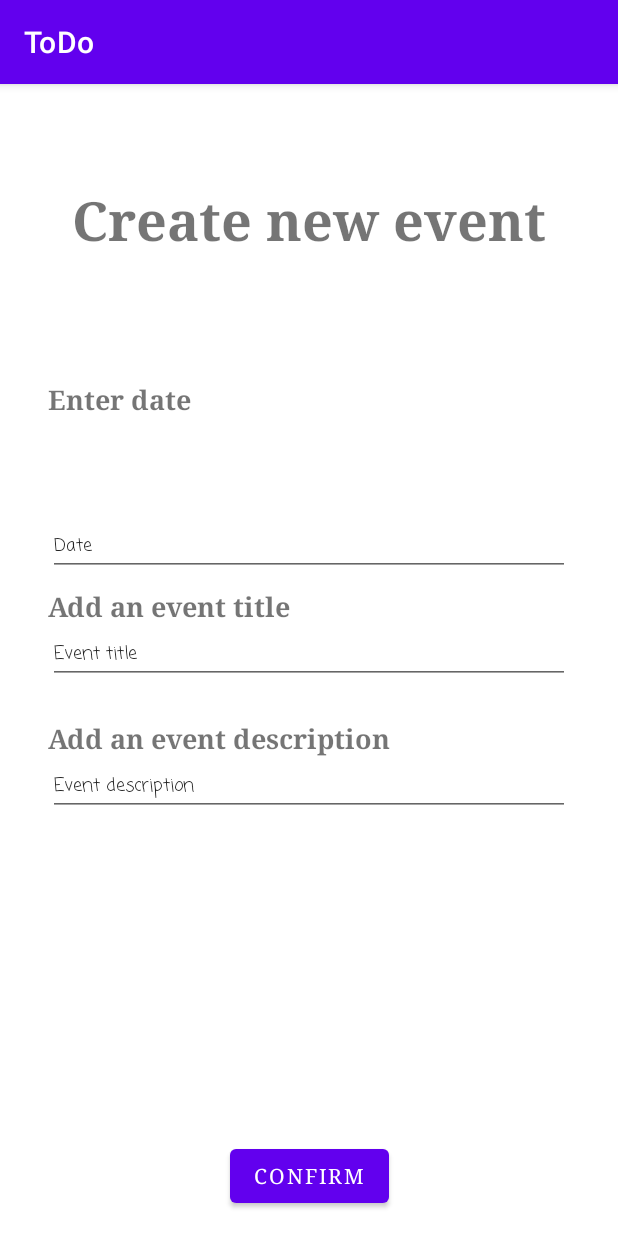
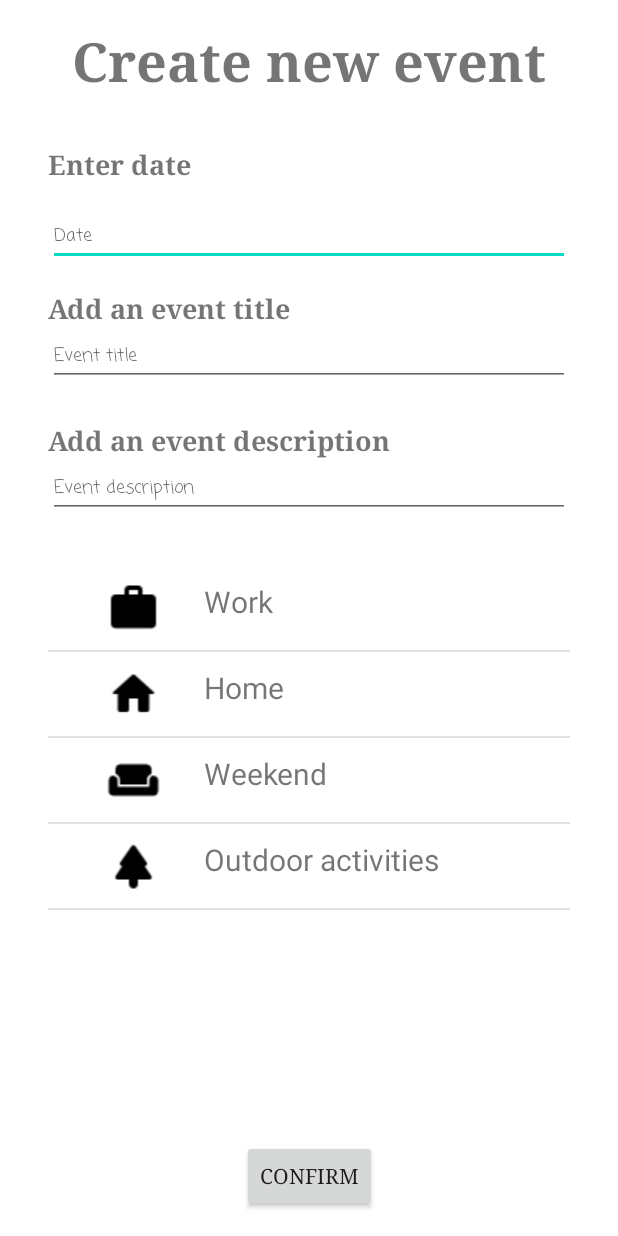
Before and after one commit to RideTheSkyP/Mobile-Applications, an Android app: the screen it shows after launch (MainActivity before the commit, InfoPicker after it), after a tap on "AddTaskButton", on a phone screen of 412 x 824 dp. Run offline under Robolectric (Android 15) with nearby library versions, the phone set to English and light mode, and no system bars.

Commit message:
Added features.

```diff
--- a/List3/todo/src/main/AndroidManifest.xml
+++ b/List3/todo/src/main/AndroidManifest.xml
@@ -22,5 +22,10 @@
                 <category android:name="android.intent.category.LAUNCHER"/>
             </intent-filter>
         </activity>
+        <activity
+            android:name=".InfoPicker"
+            tools:ignore="ExtraText"
+            android:windowSoftInputMode="adjustResize">
+        </activity>
     </application>
 </manifest>
--- /dev/null
+++ b/List3/todo/src/main/java/com/lab3/todo/Icons.kt
@@ -0,0 +1,3 @@
+package com.lab3.todo
+
+class Icons(var image: Int, var name: String)
--- /dev/null
+++ b/List3/todo/src/main/java/com/lab3/todo/ImageTextAdapter.kt
@@ -0,0 +1,51 @@
+package com.lab3.todo
+
+import android.app.Activity
+import android.content.Context
+import android.view.View
+import android.view.ViewGroup
+import android.widget.ArrayAdapter
+import android.widget.ImageView
+import android.widget.TextView
+import java.util.*
+
+class ImageTextAdapter(context: Context, layoutResourceId: Int, data: ArrayList<Icons>): ArrayAdapter<Icons?>(context, layoutResourceId, data as List<Icons?>)
+{
+    var data: ArrayList<Icons> = ArrayList<Icons>()
+    override fun getView(position: Int, convertView: View?, parent: ViewGroup): View
+    {
+        var row = convertView
+        val holder: ImageHolder?
+
+        if (row == null)
+        {
+            val inflater = (context as Activity).layoutInflater
+            row = inflater.inflate(R.layout.icon_row, parent, false)
+            holder = ImageHolder()
+            holder.txtTitle = row.findViewById<View>(R.id.iconDescription) as TextView
+            holder.imgIcon = row.findViewById<View>(R.id.iconImage) as ImageView
+            row.tag = holder
+        }
+        else
+        {
+            holder = row.tag as ImageHolder
+        }
+
+        val myImage: Icons = data[position]
+        holder.txtTitle?.text = myImage.name
+        val outImage: Int = myImage.image
+        holder.imgIcon!!.setImageResource(outImage)
+        return row!!
+    }
+
+    internal class ImageHolder
+    {
+        var imgIcon: ImageView? = null
+        var txtTitle: TextView? = null
+    }
+
+    init
+    {
+        this.data = data
+    }
+}
--- /dev/null
+++ b/List3/todo/src/main/java/com/lab3/todo/InfoPicker.kt
@@ -0,0 +1,57 @@
+package com.lab3.todo
+
+import android.app.Activity
+import android.icu.text.SimpleDateFormat
+import android.os.Bundle
+import android.view.View
+import android.view.WindowManager
+import android.widget.AdapterView.OnItemClickListener
+import android.widget.ListView
+import android.widget.Toast
+import com.lab3.todo.databinding.InfoPickerBinding
+import java.time.LocalDateTime
+import java.time.format.DateTimeFormatter
+import java.util.*
+import kotlin.collections.ArrayList
+
+
+class InfoPicker : Activity()
+{
+    private lateinit var bindingInfo: InfoPickerBinding
+    var imageArray: ArrayList<Icons> = ArrayList()
+    var adapter: ImageTextAdapter? = null
+    private val formatter: DateTimeFormatter = DateTimeFormatter.ofPattern("yyyy-MM-dd HH:mm:ss")
+    var inputDate: String = LocalDateTime.now().format(formatter)
+    var inputTitle = ""
+    var inputDesc = ""
+    var selectedIcon = 0
+
+    override fun onCreate(savedInstanceState: Bundle?)
+    {
+        super.onCreate(savedInstanceState)
+        bindingInfo = InfoPickerBinding.inflate(layoutInflater)
+        setContentView(bindingInfo.root)
+        window.setSoftInputMode(WindowManager.LayoutParams.SOFT_INPUT_ADJUST_PAN)
+
+        imageArray.add(Icons(R.drawable.work, "Work"))
+        imageArray.add(Icons(R.drawable.home, "Home"))
+        imageArray.add(Icons(R.drawable.weekend, "Weekend"))
+        imageArray.add(Icons(R.drawable.park, "Outdoor activities"))
+
+        adapter = ImageTextAdapter(this, R.layout.icon_row, imageArray)
+        val dataList: ListView = findViewById<View>(R.id.iconsList) as ListView
+        dataList.adapter = adapter
+
+        dataList.onItemClickListener = OnItemClickListener { _, _, position, _ ->
+            Toast.makeText(this, imageArray[position].name, Toast.LENGTH_LONG).show()
+        }
+    }
+
+    fun addInfo(view: View)
+    {
+        inputDate = bindingInfo.dateInput.text.toString()
+        inputTitle = bindingInfo.eventTitleInput.text.toString()
+        inputDesc = bindingInfo.eventInput.text.toString()
+        println("add: $inputDate $inputTitle $inputDesc $selectedIcon")
+    }
+}
--- a/List3/todo/src/main/java/com/lab3/todo/MainActivity.kt
+++ b/List3/todo/src/main/java/com/lab3/todo/MainActivity.kt
@@ -1,5 +1,6 @@
 package com.lab3.todo
 
+import android.content.Intent
 import android.os.Bundle
 import android.view.LayoutInflater
 import android.view.View
@@ -17,7 +18,6 @@ import com.lab3.todo.databinding.InfoPickerBinding
 class MainActivity : AppCompatActivity(), ItemClickListener
 {
     private lateinit var binding: ActivityMainBinding
-    private lateinit var bindingInfo: InfoPickerBinding
     var adapter: MyRecyclerViewAdapter? = null
     val recycleList: ArrayList<String> = ArrayList()
 
@@ -25,7 +25,6 @@ class MainActivity : AppCompatActivity(), ItemClickListener
     {
         super.onCreate(savedInstanceState)
         binding = ActivityMainBinding.inflate(layoutInflater)
-        bindingInfo = InfoPickerBinding.inflate(layoutInflater)
         setContentView(binding.root)
 
         recycleList.add("Item0")
@@ -56,11 +55,15 @@ class MainActivity : AppCompatActivity(), ItemClickListener
                 "Long click " + adapter!!.getItem(position) + " on row number " + position,
                 Toast.LENGTH_SHORT
         ).show()
+        recycleList.removeAt(position)
+        adapter?.notifyItemRemoved(position)
     }
 
     fun onTaskAddButton(view: View)
     {
-        setContentView(bindingInfo.root)
+        val myIntent = Intent(this, InfoPicker::class.java)
+        startActivity(myIntent)
+//        setContentView(bindingInfo.root)
 //        val length = adapter?.itemCount ?: 0
 //        recycleList.add(length, "Item")
 //        adapter?.notifyItemInserted(length)
--- a/List3/todo/src/main/java/com/lab3/todo/RecyclerViewAdapterData.kt
+++ b/List3/todo/src/main/java/com/lab3/todo/RecyclerViewAdapterData.kt
@@ -24,8 +24,8 @@ class MyRecyclerViewAdapter internal constructor(context: Context?, data: List<S
     // binds the data to the TextView in each row
     override fun onBindViewHolder(holder: ViewHolder, position: Int)
     {
-        val animal = mData[position]
-        holder.myTextView.text = animal
+        val data = mData[position]
+        holder.myTextView.text = data
     }
 
     // total number of rows
@@ -73,6 +73,7 @@ class MyRecyclerViewAdapter internal constructor(context: Context?, data: List<S
     {
         mClickListener = itemClickListener
     }
+
     // parent activity will implement this method to respond to click events
     interface ItemClickListener
     {
--- /dev/null
+++ b/List3/todo/src/main/res/layout/icon_row.xml
@@ -0,0 +1,25 @@
+<?xml version="1.0" encoding="utf-8"?>
+<LinearLayout
+    xmlns:android="http://schemas.android.com/apk/res/android"
+    android:layout_width="match_parent"
+    android:layout_height="wrap_content"
+    android:orientation="horizontal"
+    android:padding="10dp"
+    android:focusable="false"
+    android:background="?android:attr/selectableItemBackground">
+
+    <ImageView
+        android:id="@+id/iconImage"
+        android:layout_width="wrap_content"
+        android:layout_height="wrap_content"
+        android:contentDescription="TODO"
+        android:layout_weight=".2"/>
+
+    <TextView
+        android:id="@+id/iconDescription"
+        android:layout_width="0dp"
+        android:layout_height="wrap_content"
+        android:textSize="20sp"
+        android:layout_weight=".8"/>
+
+</LinearLayout>
--- a/List3/todo/src/main/res/layout/info_picker.xml
+++ b/List3/todo/src/main/res/layout/info_picker.xml
@@ -2,9 +2,11 @@
 <androidx.constraintlayout.widget.ConstraintLayout
     xmlns:android="http://schemas.android.com/apk/res/android"
     xmlns:app="http://schemas.android.com/apk/res-auto"
+    xmlns:tools="http://schemas.android.com/tools"
     android:layout_width="match_parent"
     android:layout_height="match_parent"
-    android:windowSoftInputMode="stateVisible|adjustResize">
+    android:windowSoftInputMode="stateVisible|adjustResize"
+    tools:context=".InfoPicker">
 
     <TextView
         android:id="@+id/pickerTitle"
@@ -44,7 +46,7 @@
 
     <EditText
         android:id="@+id/dateInput"
-        android:text="@string/dateInputText"
+        android:hint="@string/dateInputText"
         android:fontFamily="casual"
         android:textSize="12sp"
         android:inputType="date"
@@ -60,7 +62,7 @@
         app:layout_constraintStart_toStartOf="parent"
         app:layout_constraintEnd_toEndOf="parent"
         app:layout_constraintTop_toBottomOf="@+id/dateDescription"
-        app:layout_constraintBottom_toTopOf="@+id/eventDescription"/>
+        app:layout_constraintBottom_toTopOf="@+id/eventTitle"/>
 
     <TextView
         android:id="@+id/eventTitle"
@@ -82,7 +84,7 @@
 
     <EditText
         android:id="@+id/eventTitleInput"
-        android:text="@string/eventTitleText"
+        android:hint="@string/eventTitleText"
         android:fontFamily="casual"
         android:textSize="12sp"
         android:inputType="textPersonName"
@@ -119,7 +121,7 @@
 
     <EditText
         android:id="@+id/eventInput"
-        android:text="@string/eventDescription"
+        android:hint="@string/eventDescription"
         android:fontFamily="casual"
         android:textSize="12sp"
         android:inputType="textPersonName"
@@ -139,24 +141,29 @@
     <ListView
         android:id="@+id/iconsList"
         android:layout_width="match_parent"
-        android:layout_height="200dp"
-        android:layout_marginStart="16dp"
-        android:layout_marginEnd="16dp"
+        android:layout_height="0dp"
+        android:layout_marginStart="32dp"
+        android:layout_marginTop="16dp"
+        android:layout_marginEnd="32dp"
+        android:layout_marginBottom="16dp"
+        android:choiceMode="singleChoice"
+        android:focusable="true"
+        android:listSelector="@android:color/holo_purple"
+        app:layout_constraintBottom_toTopOf="@+id/confirmationButton"
+        app:layout_constraintEnd_toEndOf="parent"
         app:layout_constraintStart_toStartOf="parent"
-        app:layout_constraintEnd_toEndOf="parent"
-        app:layout_constraintTop_toBottomOf="@+id/eventInput"
-        app:layout_constraintBottom_toTopOf="@+id/confirmationButton"/>
+        app:layout_constraintTop_toBottomOf="@+id/eventInput"/>
 
     <Button
         android:id="@+id/confirmationButton"
         android:text="@string/confirm"
         android:fontFamily="serif"
+        android:onClick="addInfo"
         android:layout_width="wrap_content"
         android:layout_height="wrap_content"
         android:layout_marginBottom="16dp"
         android:layout_marginStart="32dp"
         android:layout_marginEnd="32dp"
-        android:onClick="addNew"
         app:layout_constraintTop_toBottomOf="@+id/iconsList"
         app:layout_constraintBottom_toBottomOf="parent"
         app:layout_constraintStart_toStartOf="parent"
```
Also changed, not shown: List3/todo/src/main/res/drawable/home.png (added), List3/todo/src/main/res/drawable/park.png (added), List3/todo/src/main/res/drawable/weekend.png (added), List3/todo/src/main/res/drawable/work.png (added).
